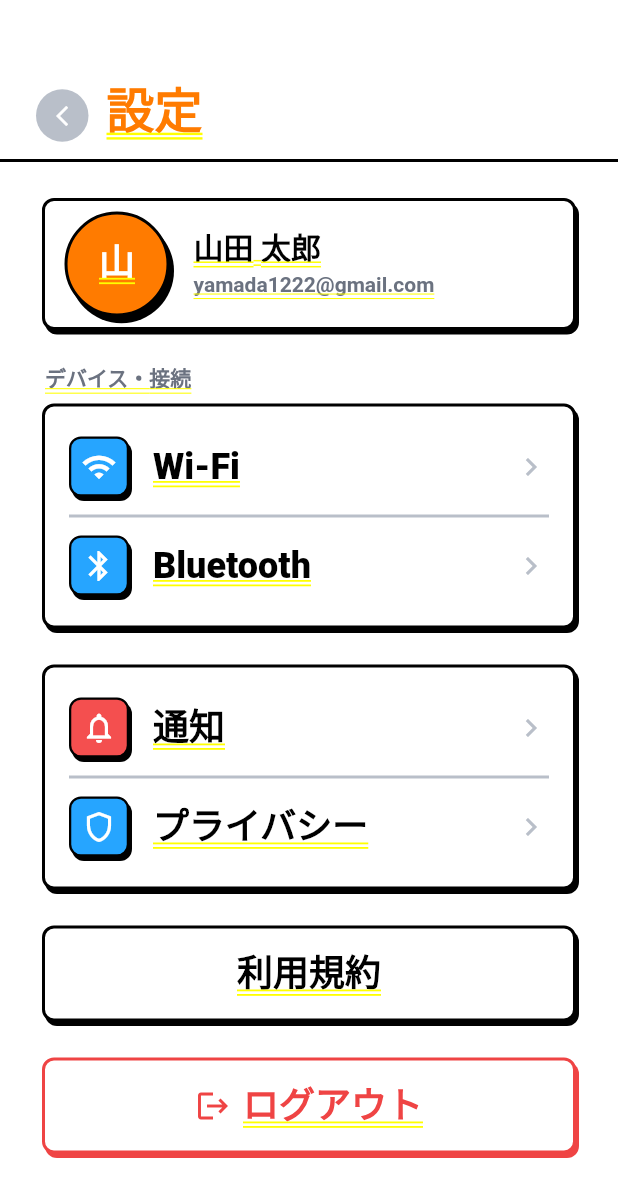
After one commit to Aki0615/Motteko, a Flutter app: the SettingsScreen screen opened by its route, on a phone screen of 412 x 824 dp. The commit adds this screen. Shown: the top 1197 px of the screen. Run offline on Flutter 3.47's test engine with Material 3 defaults, Android fonts, the phone set to English and light mode, and no system bars; our stand-ins replace cloud_firestore, firebase_core, flutter_local_notifications, go_router, google_fonts, shared_preferences and 1 more; accounts and stored records are empty; Roboto replaces fonts that are missing (Zen Maru Gothic).

Commit message:
feat(settings): add settings screen and update navigation
- Created settings\_screen.dart based on Figma design.
- Added /settings route to app\_router.dart outside ShellRoute to hide the bottom navigation bar.
- Updated home screen to navigate to settings screen.
- Updated login form screen to navigate to sign-in screen using go\_router.

```diff
--- a/lib/core/app_router.dart
+++ b/lib/core/app_router.dart
@@ -26,6 +26,7 @@ import '../screens/notifications_screen.dart';
 import '../screens/login_screen.dart';
 import '../screens/login_form_screen.dart';
 import '../screens/sign_in_screen.dart';
+import '../screens/settings_screen.dart';
 
 // =============================================================================
 // グローバル変数
@@ -136,6 +137,13 @@ class AppRouter {
             builder: (context, state) => const NotificationsScreen(),
           ),
         ],
+      ),
+
+      // 設定画面（タブバーなし）
+      // パス: /settings
+      GoRoute(
+        path: '/settings',
+        builder: (context, state) => const SettingsScreen(),
       ),
     ],
   );
--- a/lib/screens/home_screen.dart
+++ b/lib/screens/home_screen.dart
@@ -2,6 +2,7 @@ import 'package:flutter/material.dart';
 import 'package:cloud_firestore/cloud_firestore.dart';
 import 'package:provider/provider.dart';
 import 'package:google_fonts/google_fonts.dart';
+import 'package:go_router/go_router.dart';
 import '../providers/app_state.dart';
 
 /// ホーム画面
@@ -97,7 +98,7 @@ class HomeScreen extends StatelessWidget {
                   // 設定アイコン
                   GestureDetector(
                     onTap: () {
-                      // TODO: 設定への遷移処理
+                      context.go('/settings');
                     },
                     child: Image.asset(
                       'assets/icons/setting_icon.png',
--- a/lib/screens/login_form_screen.dart
+++ b/lib/screens/login_form_screen.dart
@@ -7,7 +7,9 @@
 // =============================================================================
 
 import 'package:flutter/material.dart';
+import 'package:flutter/gestures.dart';
 import 'package:google_fonts/google_fonts.dart';
+import 'package:go_router/go_router.dart';
 
 /// ログインフォーム画面ウィジェット
 ///
@@ -120,6 +122,10 @@ class _LoginFormScreenState extends State<LoginFormScreen> {
                           fontWeight: FontWeight.w900,
                           height: 1.20,
                         ),
+                        recognizer: TapGestureRecognizer()
+                          ..onTap = () {
+                            context.go('/sign-in');
+                          },
                       ),
                     ],
                   ),
--- /dev/null
+++ b/lib/screens/settings_screen.dart
@@ -0,0 +1,423 @@
+import 'package:flutter/material.dart';
+import 'package:google_fonts/google_fonts.dart';
+import 'package:go_router/go_router.dart';
+
+/// 設定画面
+class SettingsScreen extends StatelessWidget {
+  const SettingsScreen({super.key});
+
+  @override
+  Widget build(BuildContext context) {
+    return Container(
+      width: double.infinity,
+      height: double.infinity,
+      color: Colors.white,
+      child: SingleChildScrollView(
+        child: Column(
+          crossAxisAlignment: CrossAxisAlignment.start,
+          children: [
+            // ============================================================
+            // ヘッダー
+            // ============================================================
+            Container(
+              width: double.infinity,
+              height: 60,
+              margin: const EdgeInsets.only(top: 48),
+              padding: const EdgeInsets.symmetric(horizontal: 24),
+              decoration: BoxDecoration(
+                border: Border(
+                  bottom: BorderSide(width: 2, color: Colors.black),
+                ),
+              ),
+              child: Row(
+                children: [
+                  // 戻るボタン
+                  GestureDetector(
+                    onTap: () => context.go('/'),
+                    child: Container(
+                      width: 35,
+                      height: 35,
+                      decoration: ShapeDecoration(
+                        color: const Color(0xFFB9BFC9),
+                        shape: RoundedRectangleBorder(
+                          borderRadius: BorderRadius.circular(45),
+                        ),
+                      ),
+                      child: const Icon(
+                        Icons.arrow_back_ios_new,
+                        size: 16,
+                        color: Colors.white,
+                      ),
+                    ),
+                  ),
+                  const SizedBox(width: 12),
+                  // 「設定」テキスト
+                  Text(
+                    '設定',
+                    style: GoogleFonts.zenMaruGothic(
+                      color: const Color(0xFFFF7B00),
+                      fontSize: 32,
+                      fontWeight: FontWeight.w900,
+                      height: 0.90,
+                    ),
+                  ),
+                ],
+              ),
+            ),
+
+            const SizedBox(height: 24),
+
+            // ============================================================
+            // プロフィールカード
+            // ============================================================
+            Padding(
+              padding: const EdgeInsets.symmetric(horizontal: 28),
+              child: Container(
+                width: double.infinity,
+                height: 88,
+                decoration: ShapeDecoration(
+                  color: Colors.white,
+                  shape: RoundedRectangleBorder(
+                    side: BorderSide(width: 2, color: Colors.black),
+                    borderRadius: BorderRadius.circular(8),
+                  ),
+                  shadows: [
+                    BoxShadow(
+                      color: Color(0xFF000000),
+                      blurRadius: 0,
+                      offset: Offset(2, 3),
+                      spreadRadius: 0,
+                    )
+                  ],
+                ),
+                child: Row(
+                  children: [
+                    const SizedBox(width: 13),
+                    // アバター
+                    Container(
+                      width: 70,
+                      height: 70,
+                      decoration: ShapeDecoration(
+                        color: const Color(0xFFFF7B00),
+                        shape: RoundedRectangleBorder(
+                          side: BorderSide(width: 2, color: Colors.black),
+                          borderRadius: BorderRadius.circular(45),
+                        ),
+                        shadows: [
+                          BoxShadow(
+                            color: Color(0xFF000000),
+                            blurRadius: 0,
+                            offset: Offset(3, 4.50),
+                            spreadRadius: 0,
+                          )
+                        ],
+                      ),
+                      child: Center(
+                        child: Text(
+                          '山',
+                          style: GoogleFonts.zenMaruGothic(
+                            color: Colors.white,
+                            fontSize: 24,
+                            fontWeight: FontWeight.w900,
+                            height: 1,
+                          ),
+                        ),
+                      ),
+                    ),
+                    const SizedBox(width: 16),
+                    // 名前・メール
+                    Column(
+                      mainAxisAlignment: MainAxisAlignment.center,
+                      crossAxisAlignment: CrossAxisAlignment.start,
+                      children: [
+                        Text(
+                          '山田 太郎',
+                          style: GoogleFonts.zenMaruGothic(
+                            color: Colors.black,
+                            fontSize: 20,
+                            fontWeight: FontWeight.w900,
+                            height: 1.20,
+                          ),
+                        ),
+                        const SizedBox(height: 4),
+                        Text(
+                          'yamada1222@gmail.com',
+                          style: GoogleFonts.zenMaruGothic(
+                            color: const Color(0xFF6B7280),
+                            fontSize: 14,
+                            fontWeight: FontWeight.w700,
+                            height: 1.20,
+                          ),
+                        ),
+                      ],
+                    ),
+                  ],
+                ),
+              ),
+            ),
+
+            const SizedBox(height: 24),
+
+            // ============================================================
+            // デバイス・接続セクション
+            // ============================================================
+            Padding(
+              padding: const EdgeInsets.symmetric(horizontal: 30),
+              child: Text(
+                'デバイス・接続',
+                style: GoogleFonts.zenMaruGothic(
+                  color: const Color(0xFF6B7280),
+                  fontSize: 14,
+                  fontWeight: FontWeight.w700,
+                  height: 1.20,
+                ),
+              ),
+            ),
+            const SizedBox(height: 8),
+            Padding(
+              padding: const EdgeInsets.symmetric(horizontal: 28),
+              child: _buildSettingsCard(
+                children: [
+                  _buildSettingsItem(
+                    iconColor: const Color(0xFF26A5FF),
+                    icon: Icons.wifi,
+                    label: 'Wi-Fi',
+                  ),
+                  _buildDivider(),
+                  _buildSettingsItem(
+                    iconColor: const Color(0xFF26A5FF),
+                    icon: Icons.bluetooth,
+                    label: 'Bluetooth',
+                  ),
+                ],
+              ),
+            ),
+
+            const SizedBox(height: 24),
+
+            // ============================================================
+            // 通知・プライバシーセクション
+            // ============================================================
+            Padding(
+              padding: const EdgeInsets.symmetric(horizontal: 28),
+              child: _buildSettingsCard(
+                children: [
+                  _buildSettingsItem(
+                    iconColor: const Color(0xFFF44F4F),
+                    icon: Icons.notifications_outlined,
+                    label: '通知',
+                  ),
+                  _buildDivider(),
+                  _buildSettingsItem(
+                    iconColor: const Color(0xFF26A5FF),
+                    icon: Icons.shield_outlined,
+                    label: 'プライバシー',
+                  ),
+                ],
+              ),
+            ),
+
+            const SizedBox(height: 24),
+
+            // ============================================================
+            // 利用規約
+            // ============================================================
+            Padding(
+              padding: const EdgeInsets.symmetric(horizontal: 28),
+              child: GestureDetector(
+                onTap: () {
+                  // TODO: 利用規約ページへ遷移
+                },
+                child: Container(
+                  width: double.infinity,
+                  height: 64,
+                  decoration: ShapeDecoration(
+                    color: Colors.white,
+                    shape: RoundedRectangleBorder(
+                      side: BorderSide(width: 2, color: Colors.black),
+                      borderRadius: BorderRadius.circular(8),
+                    ),
+                    shadows: [
+                      BoxShadow(
+                        color: Color(0xFF000000),
+                        blurRadius: 0,
+                        offset: Offset(2, 3),
+                        spreadRadius: 0,
+                      )
+                    ],
+                  ),
+                  child: Center(
+                    child: Text(
+                      '利用規約',
+                      style: GoogleFonts.zenMaruGothic(
+                        color: Colors.black,
+                        fontSize: 24,
+                        fontWeight: FontWeight.w900,
+                        height: 1.20,
+                      ),
+                    ),
+                  ),
+                ),
+              ),
+            ),
+
+            const SizedBox(height: 24),
+
+            // ============================================================
+            // ログアウト
+            // ============================================================
+            Padding(
+              padding: const EdgeInsets.symmetric(horizontal: 28),
+              child: GestureDetector(
+                onTap: () {
+                  // TODO: ログアウト処理
+                  context.go('/login');
+                },
+                child: Container(
+                  width: double.infinity,
+                  height: 64,
+                  decoration: ShapeDecoration(
+                    color: Colors.white,
+                    shape: RoundedRectangleBorder(
+                      side:
+                          BorderSide(width: 2, color: const Color(0xFFEF4444)),
+                      borderRadius: BorderRadius.circular(8),
+                    ),
+                    shadows: [
+                      BoxShadow(
+                        color: Color(0xFFEF4444),
+                        blurRadius: 0,
+                        offset: Offset(2, 3),
+                        spreadRadius: 0,
+                      )
+                    ],
+                  ),
+                  child: Row(
+                    mainAxisAlignment: MainAxisAlignment.center,
+                    children: [
+                      Icon(
+                        Icons.logout,
+                        size: 24,
+                        color: const Color(0xFFEF4444),
+                      ),
+                      const SizedBox(width: 8),
+                      Text(
+                        'ログアウト',
+                        style: GoogleFonts.zenMaruGothic(
+                          color: const Color(0xFFEF4444),
+                          fontSize: 24,
+                          fontWeight: FontWeight.w900,
+                          height: 1.20,
+                        ),
+                      ),
+                    ],
+                  ),
+                ),
+              ),
+            ),
+
+            const SizedBox(height: 120),
+          ],
+        ),
+      ),
+    );
+  }
+
+  // 設定カード（外枠）
+  Widget _buildSettingsCard({required List<Widget> children}) {
+    return Container(
+      width: double.infinity,
+      padding: const EdgeInsets.all(16),
+      decoration: ShapeDecoration(
+        color: Colors.white,
+        shape: RoundedRectangleBorder(
+          side: BorderSide(width: 2, color: Colors.black),
+          borderRadius: BorderRadius.circular(8),
+        ),
+        shadows: [
+          BoxShadow(
+            color: Color(0xFF000000),
+            blurRadius: 0,
+            offset: Offset(2, 3),
+            spreadRadius: 0,
+          )
+        ],
+      ),
+      child: Column(
+        children: children,
+      ),
+    );
+  }
+
+  // 設定アイテム（アイコン + ラベル）
+  Widget _buildSettingsItem({
+    required Color iconColor,
+    required IconData icon,
+    required String label,
+  }) {
+    return GestureDetector(
+      behavior: HitTestBehavior.opaque,
+      onTap: () {
+        // TODO: 各設定画面への遷移
+      },
+      child: SizedBox(
+        height: 48,
+        child: Row(
+          children: [
+            // カラーアイコンボックス
+            Container(
+              width: 40,
+              height: 40,
+              decoration: ShapeDecoration(
+                color: iconColor,
+                shape: RoundedRectangleBorder(
+                  side: BorderSide(width: 1.50, color: Colors.black),
+                  borderRadius: BorderRadius.circular(8),
+                ),
+                shadows: [
+                  BoxShadow(
+                    color: Color(0xFF000000),
+                    blurRadius: 0,
+                    offset: Offset(2, 3),
+                    spreadRadius: 0,
+                  )
+                ],
+              ),
+              child: Icon(icon, size: 24, color: Colors.white),
+            ),
+            const SizedBox(width: 16),
+            // ラベル
+            Text(
+              label,
+              style: GoogleFonts.zenMaruGothic(
+                color: Colors.black,
+                fontSize: 24,
+                fontWeight: FontWeight.w900,
+                height: 1.20,
+              ),
+            ),
+            const Spacer(),
+            // 矢印
+            Icon(
+              Icons.chevron_right,
+              size: 24,
+              color: const Color(0xFFB9BFC9),
+            ),
+          ],
+        ),
+      ),
+    );
+  }
+
+  // 区切り線
+  Widget _buildDivider() {
+    return Padding(
+      padding: const EdgeInsets.symmetric(vertical: 8),
+      child: Container(
+        width: double.infinity,
+        height: 2,
+        color: const Color(0xFFB9BFC9),
+      ),
+    );
+  }
+}
```
